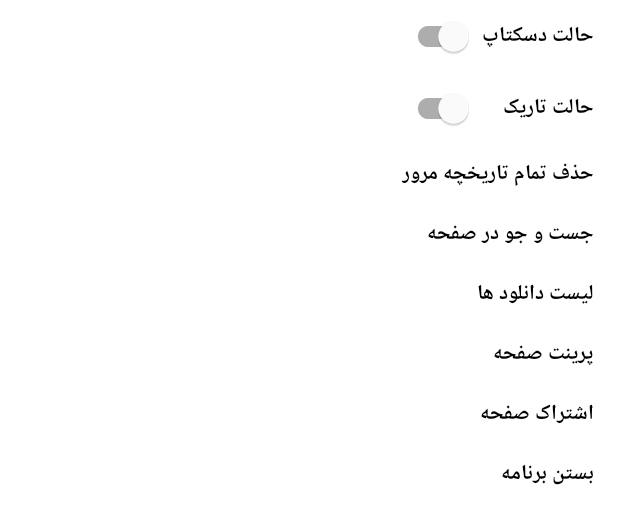
After one commit to mohammadkm0910/MyWebView, an Android app: the layout popup_layout.xml on its own in the app's theme, with its tools: preview values and no code run, on a phone screen of 412 x 824 dp. The commit adds this screen. Shown: the top 524 px of the screen. Run offline under Robolectric (Android 15) with nearby library versions, the phone set to English and light mode, and no system bars.

Commit message:
new popup menu

```diff
--- a/app/src/main/java/com/mohammadkk/mywebview/CheckConnectionInternet.kt
+++ b/app/src/main/java/com/mohammadkk/mywebview/CheckConnectionInternet.kt
@@ -4,7 +4,7 @@ import android.content.Context
 import android.net.ConnectivityManager
 
 class CheckConnectionInternet(private var context: Context) {
-    @Suppress("DEPRECATION")
+
     final fun checkedConnectionInternet():Boolean {
         val manager = context.getSystemService(Context.CONNECTIVITY_SERVICE) as ConnectivityManager
         val info = manager.activeNetworkInfo
--- a/app/src/main/java/com/mohammadkk/mywebview/MyWebView.kt
+++ b/app/src/main/java/com/mohammadkk/mywebview/MyWebView.kt
@@ -23,7 +23,7 @@ class MyWebView : WebView,NestedScrollingChild {
     constructor(context: Context?) : this(context,null){
         initWebView()
     }
-    constructor(context: Context?, attrs: AttributeSet?) : this(context, attrs,R.attr.name){
+    constructor(context: Context?, attrs: AttributeSet?) : this(context, attrs,0){
         initWebView()
     }
     constructor(context: Context?, attrs: AttributeSet?, defStyleAttr: Int) : super(context!!, attrs, defStyleAttr){
@@ -44,7 +44,7 @@ class MyWebView : WebView,NestedScrollingChild {
         this.settings.databaseEnabled = true
         this.settings.domStorageEnabled = true
         this.settings.setAppCacheEnabled(true)
-        this.settings.cacheMode = WebSettings.LOAD_CACHE_ELSE_NETWORK
+        this.settings.cacheMode = WebSettings.LOAD_DEFAULT
         this.settings.mixedContentMode = WebSettings.MIXED_CONTENT_COMPATIBILITY_MODE
         this.scrollBarStyle = SCROLLBARS_OUTSIDE_OVERLAY
         this.isScrollbarFadingEnabled = true
--- /dev/null
+++ b/app/src/main/res/drawable/background_round_layout.xml
@@ -0,0 +1,6 @@
+<?xml version="1.0" encoding="utf-8"?>
+<shape xmlns:android="http://schemas.android.com/apk/res/android"
+    android:shape="rectangle">
+    <solid android:color="@color/white"/>
+    <corners android:radius="12dp"/>
+</shape>
--- a/app/src/main/res/layout/action_main_bar.xml
+++ b/app/src/main/res/layout/action_main_bar.xml
@@ -97,7 +97,6 @@
                 android:layout_weight="1"
                 android:background="@android:color/transparent"
                 android:hint="@string/hint_input_text_find_in_page"
-                android:imeOptions="actionDone"
                 android:importantForAutofill="no"
                 android:inputType="text"
                 android:maxLines="1"
--- /dev/null
+++ b/app/src/main/res/layout/popup_layout.xml
@@ -0,0 +1,93 @@
+<?xml version="1.0" encoding="utf-8"?>
+<ScrollView xmlns:android="http://schemas.android.com/apk/res/android"
+    android:layout_width="wrap_content"
+    android:layout_height="wrap_content"
+    android:orientation="vertical"
+    android:id="@+id/scrollPopup"
+    android:background="@drawable/background_round_layout">
+    <LinearLayout
+        android:layout_width="wrap_content"
+        android:layout_height="wrap_content"
+        android:orientation="vertical">
+        <com.google.android.material.switchmaterial.SwitchMaterial
+            android:id="@+id/toggleDesktopMode"
+            android:layout_width="match_parent"
+            android:layout_height="wrap_content"
+            android:text="@string/toggle_desktop_mode"
+            android:paddingVertical="8dp"
+            android:paddingHorizontal="16dp"
+            android:textColor="@color/black"
+            android:textStyle="bold"
+            android:background="?attr/selectableItemBackground"/>
+        <com.google.android.material.switchmaterial.SwitchMaterial
+            android:id="@+id/toggleNightMode"
+            android:layout_width="match_parent"
+            android:layout_height="wrap_content"
+            android:text="@string/toggle_night_mode"
+            android:paddingVertical="8dp"
+            android:paddingHorizontal="16dp"
+            android:textColor="@color/black"
+            android:textStyle="bold"
+            android:background="?attr/selectableItemBackground"/>
+        <TextView
+            android:id="@+id/clearAllHistory"
+            android:layout_width="match_parent"
+            android:layout_height="wrap_content"
+            android:text="@string/clear_all_history"
+            android:paddingVertical="8dp"
+            android:paddingHorizontal="16dp"
+            android:textColor="@color/black"
+            android:textStyle="bold"
+            android:background="?attr/selectableItemBackground"/>
+        <TextView
+            android:id="@+id/findInPage"
+            android:layout_width="match_parent"
+            android:layout_height="wrap_content"
+            android:text="@string/find_in_page"
+            android:paddingVertical="8dp"
+            android:paddingHorizontal="16dp"
+            android:textColor="@color/black"
+            android:textStyle="bold"
+            android:background="?attr/selectableItemBackground"/>
+        <TextView
+            android:id="@+id/showListDownloads"
+            android:layout_width="match_parent"
+            android:layout_height="wrap_content"
+            android:text="@string/list_downloads"
+            android:paddingVertical="8dp"
+            android:paddingHorizontal="16dp"
+            android:textColor="@color/black"
+            android:textStyle="bold"
+            android:background="?attr/selectableItemBackground"/>
+        <TextView
+            android:id="@+id/printInPage"
+            android:layout_width="match_parent"
+            android:layout_height="wrap_content"
+            android:text="@string/print_page_pdf"
+            android:paddingVertical="8dp"
+            android:paddingHorizontal="16dp"
+            android:textColor="@color/black"
+            android:textStyle="bold"
+            android:background="?attr/selectableItemBackground"/>
+        <TextView
+            android:id="@+id/shareLinkCurrentUrl"
+            android:layout_width="match_parent"
+            android:layout_height="wrap_content"
+            android:text="@string/share_link"
+            android:paddingVertical="8dp"
+            android:paddingHorizontal="16dp"
+            android:textColor="@color/black"
+            android:textStyle="bold"
+            android:background="?attr/selectableItemBackground"/>
+        <TextView
+            android:id="@+id/exitApplication"
+            android:layout_width="match_parent"
+            android:layout_height="wrap_content"
+            android:text="@string/exit"
+            android:paddingVertical="8dp"
+            android:paddingHorizontal="16dp"
+            android:textColor="@color/black"
+            android:textStyle="bold"
+            android:background="?attr/selectableItemBackground"/>
+    </LinearLayout>
+</ScrollView>
--- a/app/src/main/res/menu/bottom_navigation_menu.xml
+++ b/app/src/main/res/menu/bottom_navigation_menu.xml
@@ -15,8 +15,4 @@
     <item android:id="@+id/goToHomePage"
         android:icon="@drawable/ic_home"
         android:title="@string/home_page"/>
-    <item
-        android:id="@+id/openDrawer"
-        android:icon="@drawable/ic_drawer"
-        android:title="@string/open_menu"/>
 </menu>
--- a/app/src/main/res/values/attr.xml
+++ /dev/null
@@ -1,6 +0,0 @@
-<?xml version="1.0" encoding="utf-8"?>
-<resources>
-    <declare-styleable name="webViewStyle">
-        <attr name="name" format="string"/>
-    </declare-styleable>
-</resources>
--- a/app/src/main/res/values/strings.xml
+++ b/app/src/main/res/values/strings.xml
@@ -15,11 +15,13 @@
     <string name="new_tab">زبانه جدید</string>
     <string name="home_page">صفحه اصلی</string>
     <string name="open_menu">منو</string>
-    <!--popup_menu_top-->
+    <!--new text-->
+    <string name="toggle_desktop_mode">حالت دسکتاپ</string>
+    <string name="toggle_night_mode">حالت تاریک</string>
     <string name="clear_all_history">حذف تمام تاریخچه مرور</string>
     <string name="find_in_page">جست و جو در صفحه</string>
     <string name="list_downloads">لیست دانلود ها</string>
     <string name="print_page_pdf">پرینت صفحه</string>
     <string name="share_link">اشتراک صفحه</string>
-    <string name="exit">بستن</string>
+    <string name="exit">بستن برنامه</string>
 </resources>
--- a/app/src/main/res/values/styles.xml
+++ b/app/src/main/res/values/styles.xml
@@ -12,4 +12,8 @@
         <item name="android:textStyle">bold</item>
         <item name="android:popupAnimationStyle">@android:anim/fade_in</item>
     </style>
+    <style name="AnimationPopupWindow">
+        <item name="android:windowEnterAnimation">@anim/zoom_in</item>
+        <item name="android:windowExitAnimation">@anim/zoom_out</item>
+    </style>
 </resources>
```
Also changed, not shown: app/src/main/java/com/mohammadkk/mywebview/MainActivity.kt (+72 -75 lines), app/src/main/res/anim/zoom_in.xml (added, +12 -0 lines), app/src/main/res/anim/zoom_out.xml (added, +11 -0 lines), app/src/main/res/layout/activity_main.xml (+10 -1 lines), app/src/main/res/layout/toggle_layout.xml (deleted, +0 -37 lines), app/src/main/res/menu/popup_menu_top.xml (deleted, +0 -28 lines).
